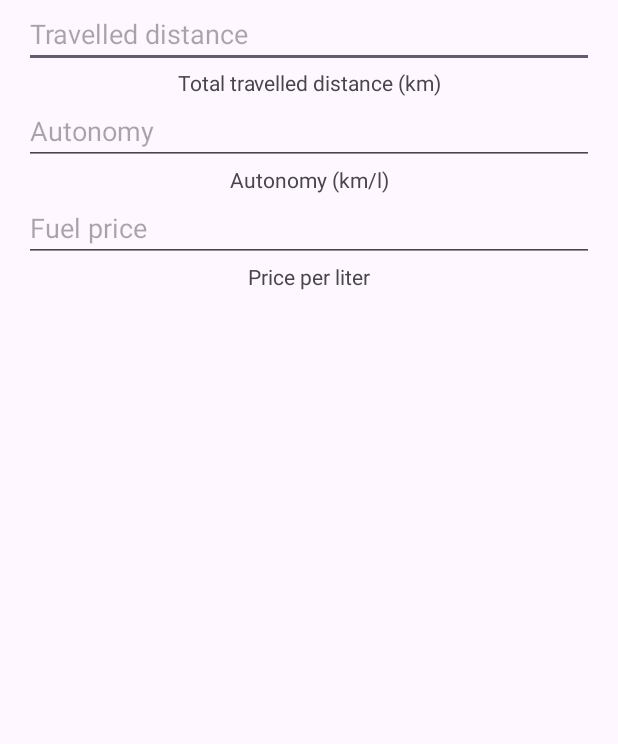
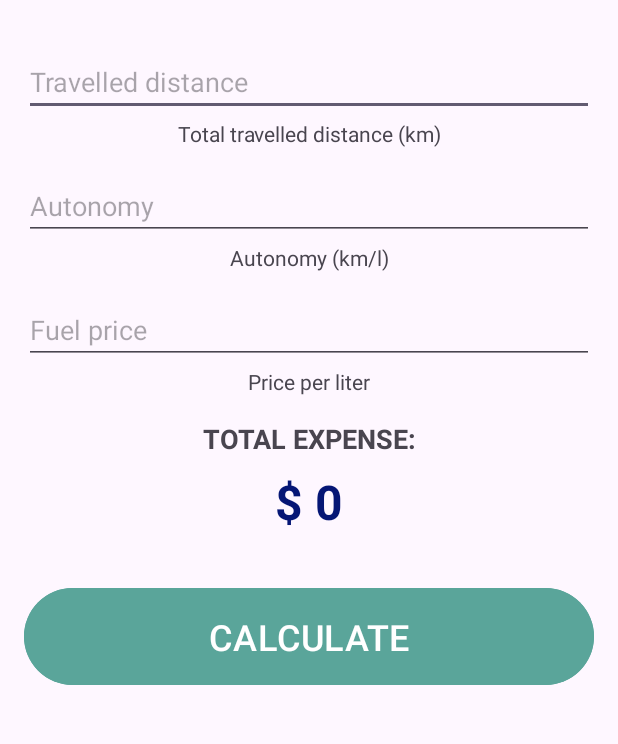
Before and after one commit to FabTrindade/TravelExpenses, an Android app: the screen it shows after launch (MainActivity), on a phone screen of 412 x 824 dp, the part 168-912 px from its top. Run offline under Robolectric (Android 15) with nearby library versions, the phone set to English and light mode, and no system bars.

Commit message:
Finishing first layout.

```diff
--- a/app/src/main/res/layout/activity_main.xml
+++ b/app/src/main/res/layout/activity_main.xml
@@ -29,6 +29,7 @@
     <EditText
         android:layout_width="match_parent"
         android:layout_height="wrap_content"
+        android:layout_marginTop="32dp"
         android:hint="@string/dist_nce">
 
     </EditText>
@@ -36,6 +37,7 @@
     <TextView
         android:layout_width="match_parent"
         android:layout_height="wrap_content"
+        android:layout_marginTop="2dp"
         android:gravity="center"
         android:text="@string/travelled_dis_ance_km">
 
@@ -43,6 +45,7 @@
     <EditText
         android:layout_width="match_parent"
         android:layout_height="wrap_content"
+        android:layout_marginTop="16dp"
         android:hint="@string/auto_omy">
 
     </EditText>
@@ -50,6 +53,7 @@
     <TextView
         android:layout_width="match_parent"
         android:layout_height="wrap_content"
+        android:layout_marginTop="2dp"
         android:gravity="center"
         android:text="@string/autono_km_l">
 
@@ -57,6 +61,7 @@
     <EditText
         android:layout_width="match_parent"
         android:layout_height="wrap_content"
+        android:layout_marginTop="16dp"
         android:hint="@string/pri_e">
 
     </EditText>
@@ -64,10 +69,47 @@
     <TextView
         android:layout_width="match_parent"
         android:layout_height="wrap_content"
+        android:layout_marginTop="2dp"
         android:gravity="center"
         android:text="@string/pric_per_liter">
 
     </TextView>
 
+    <TextView
+        android:layout_width="match_parent"
+
+        android:layout_height="wrap_content"
+        android:gravity="center"
+        android:textSize="18dp"
+        android:layout_marginTop="16dp"
+        android:textStyle="bold"
+        android:textAllCaps="true"
+        android:text="@string/tot_l_cost">
+    </TextView>
+
+    <TextView
+        android:layout_width="match_parent"
+        android:layout_height="wrap_content"
+        android:gravity="center"
+        android:textSize="32dp"
+        android:textStyle="bold"
+        android:layout_marginTop="8dp"
+        android:textAllCaps="true"
+        android:textColor="@color/total_value_color"
+        android:text="@string/tot_l_value">
+    </TextView>
+
+    <Button
+        android:layout_width="match_parent"
+        android:layout_height="wrap_content"
+        android:padding="16dp"
+        android:layout_marginTop="32dp"
+        android:backgroundTint="@color/calcu_te_btn_color"
+        android:textAllCaps="true"
+        android:textSize="24dp"
+        android:text="@string/calcu_te"
+
+        >
+    </Button>
 
 </LinearLayout>
--- a/app/src/main/res/values/colors.xml
+++ b/app/src/main/res/values/colors.xml
@@ -2,4 +2,6 @@
 <resources>
     <color name="black">#FF000000</color>
     <color name="white">#FFFFFFFF</color>
+    <color name="total_value_color">#051675</color>
+    <color name="calcu_te_btn_color">#5AA59A</color>
 </resources>
--- a/app/src/main/res/values/strings.xml
+++ b/app/src/main/res/values/strings.xml
@@ -6,4 +6,7 @@
     <string name="pric_per_liter">Price per liter</string>
     <string name="auto_omy">Autonomy</string>
     <string name="autono_km_l">Autonomy (km/l)</string>
+    <string name="tot_l_cost">Total Expense:</string>
+    <string name="tot_l_value">$ 0</string>
+    <string name="calcu_te">Calculate</string>
 </resources>
```
